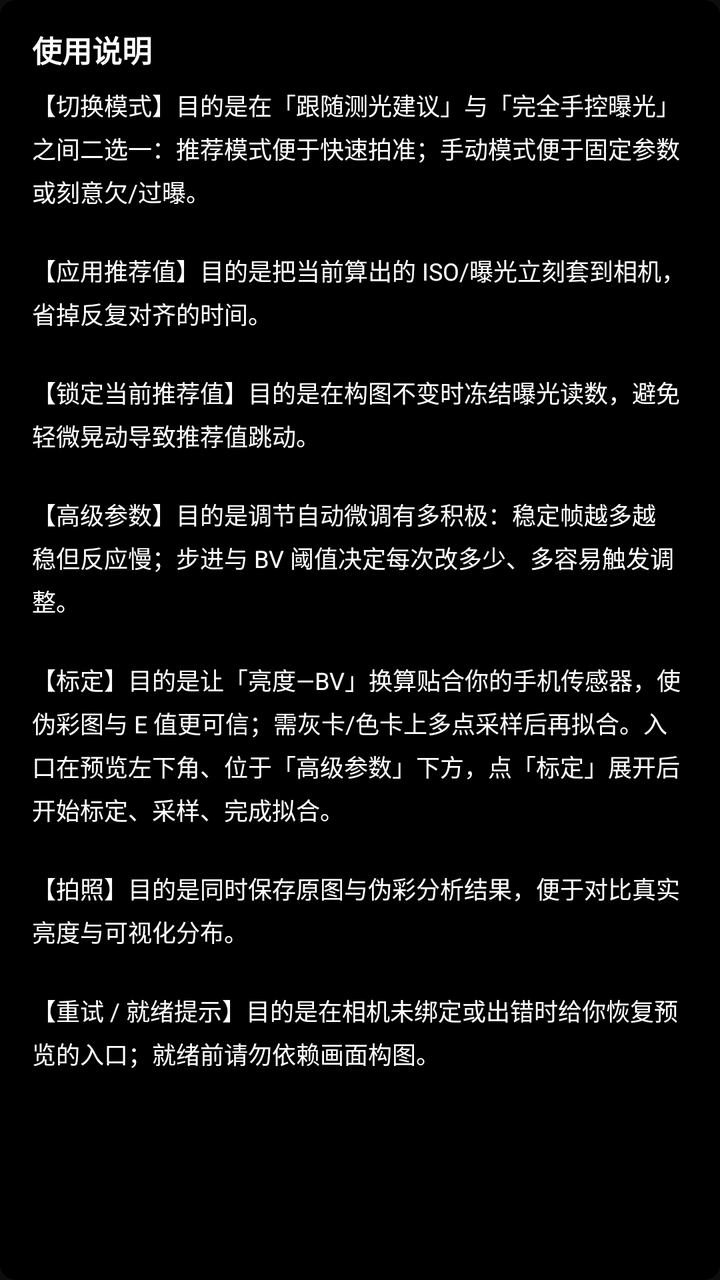
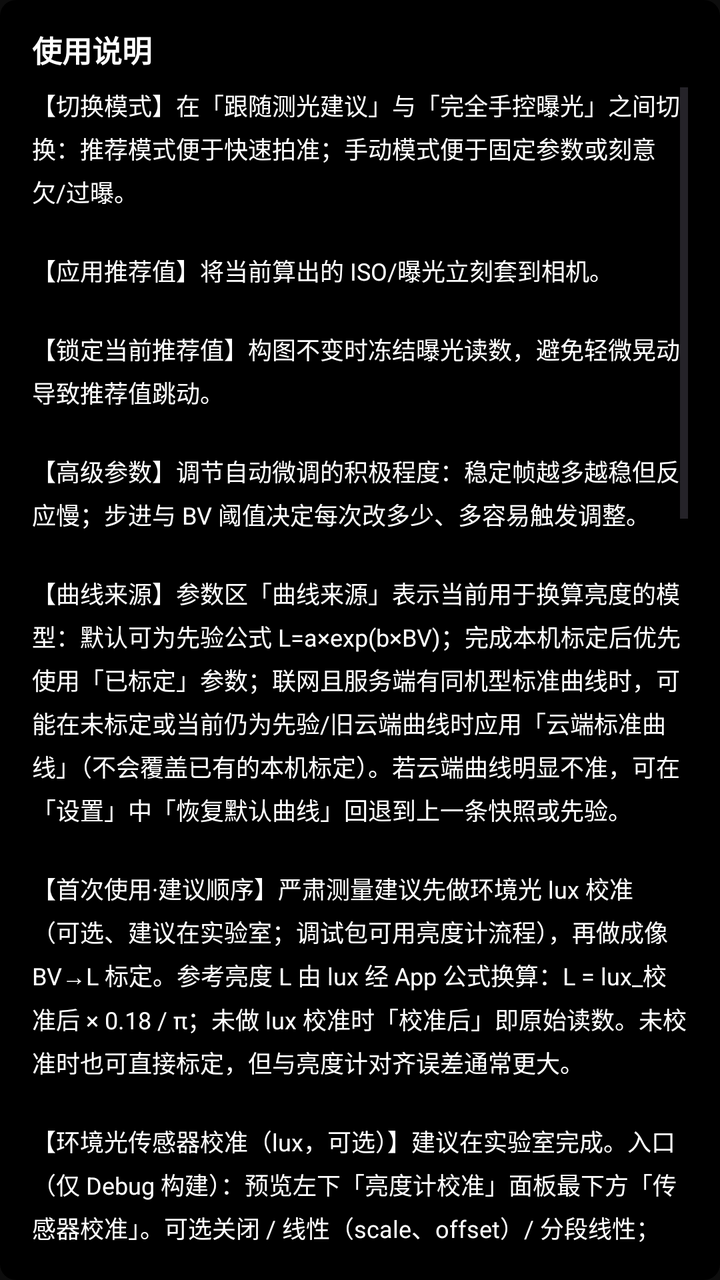

An Android layout rendered at two revisions. The XML below is the earlier revision; the diff shows what the commit changed to produce the second picture.
<!-- AndroidManifest.xml: application theme Theme.MyApplication -->
<!-- res/layout/dialog_user_help.xml -->
<?xml version="1.0" encoding="utf-8"?>
<LinearLayout xmlns:android="http://schemas.android.com/apk/res/android"
    android:layout_width="match_parent"
    android:layout_height="wrap_content"
    android:background="@drawable/bg_user_help_card"
    android:orientation="vertical"
    android:paddingStart="16dp"
    android:paddingTop="14dp"
    android:paddingEnd="16dp"
    android:paddingBottom="12dp">

    <TextView
        android:layout_width="match_parent"
        android:layout_height="wrap_content"
        android:includeFontPadding="false"
        android:paddingBottom="8dp"
        android:text="@string/user_help_title"
        android:textColor="@color/white"
        android:textSize="15sp"
        android:textStyle="bold" />

    <ScrollView
        android:layout_width="match_parent"
        android:layout_height="wrap_content"
        android:maxHeight="400dp"
        android:overScrollMode="ifContentScrolls"
        android:scrollbars="vertical">

        <TextView
            android:id="@+id/tv_user_help_body"
            android:layout_width="match_parent"
            android:layout_height="wrap_content"
            android:lineSpacingMultiplier="1.25"
            android:text="@string/user_help_body"
            android:textColor="@color/white"
            android:textSize="12sp" />
    </ScrollView>
</LinearLayout>
<!-- resources referenced by this layout -->
<resources>
  <color name="white">#FFFFFFFF</color>
  <!-- drawable bg_user_help_card (drawable) -->
  <?xml version="1.0" encoding="utf-8"?>
  <shape xmlns:android="http://schemas.android.com/apk/res/android"
      android:shape="rectangle">
      <solid android:color="#FF000000" />
      <corners android:radius="8dp" />
  </shape>
  <string name="user_help_body">【切换模式】目的是在「跟随测光建议」与「完全手控曝光」之间二选一：推荐模式便于快速拍准；手动模式便于固定参数或刻意欠/过曝。\n\n【应用推荐值】目的是把当前算出的 ISO/曝光立刻套到相机，省掉反复对齐的时间。\n\n【锁定当前推荐值】目的是在构图不变时冻结曝光读数，避免轻微晃动导致推荐值跳动。\n\n【高级参数】目的是调节自动微调有多积极：稳定帧越多越稳但反应慢；步进与 BV 阈值决定每次改多少、多容易触发调整。\n\n【标定】目的是让「亮度—BV」换算贴合你的手机传感器，使伪彩图与 E 值更可信；需灰卡/色卡上多点采样后再拟合。入口在预览左下角、位于「高级参数」下方，点「标定」展开后开始标定、采样、完成拟合。\n\n【拍照】目的是同时保存原图与伪彩分析结果，便于对比真实亮度与可视化分布。\n\n【重试 / 就绪提示】目的是在相机未绑定或出错时给你恢复预览的入口；就绪前请勿依赖画面构图。</string>
  <string name="user_help_title">使用说明</string>
  <style name="Theme.MyApplication" parent="Base.Theme.MyApplication" />
  <style name="Base.Theme.MyApplication" parent="Theme.Material3.DayNight.NoActionBar">
          
          <item name="colorPrimary">@color/theme_control_gray</item>
          <item name="colorOnPrimary">@color/text_primary</item>
          <item name="colorPrimaryContainer">@color/bg_card</item>
          <item name="colorOnPrimaryContainer">@color/text_primary</item>
          <item name="colorSecondary">@color/theme_control_gray</item>
          <item name="colorSurface">@color/bg_panel</item>
          <item name="android:colorBackground">@color/bg_root</item>
          <item name="android:statusBarColor">@color/bg_root</item>
          <item name="android:navigationBarColor">@color/bg_root</item>
          <item name="colorControlHighlight">#33FFFFFF</item>
      </style>
  <color name="theme_control_gray">#3A3A3C</color>
  <color name="text_primary">#FFFFFF</color>
  <color name="bg_card">#2C2C2E</color>
  <color name="bg_panel">#1C1C1E</color>
  <color name="bg_root">#0D0D0D</color>
</resources>

<!-- the commit's change to res/layout/dialog_user_help.xml (unified diff, before → after) -->
@@ -22,7 +22,7 @@
     <ScrollView
         android:layout_width="match_parent"
         android:layout_height="wrap_content"
-        android:maxHeight="400dp"
+        android:maxHeight="480dp"
         android:overScrollMode="ifContentScrolls"
         android:scrollbars="vertical">
 
<!-- resource entries referenced after the edit -->
@@ -8,7 +8,7 @@
       <solid android:color="#FF000000" />
       <corners android:radius="8dp" />
   </shape>
-  <string name="user_help_body">【切换模式】目的是在「跟随测光建议」与「完全手控曝光」之间二选一：推荐模式便于快速拍准；手动模式便于固定参数或刻意欠/过曝。\n\n【应用推荐值】目的是把当前算出的 ISO/曝光立刻套到相机，省掉反复对齐的时间。\n\n【锁定当前推荐值】目的是在构图不变时冻结曝光读数，避免轻微晃动导致推荐值跳动。\n\n【高级参数】目的是调节自动微调有多积极：稳定帧越多越稳但反应慢；步进与 BV 阈值决定每次改多少、多容易触发调整。\n\n【标定】目的是让「亮度—BV」换算贴合你的手机传感器，使伪彩图与 E 值更可信；需灰卡/色卡上多点采样后再拟合。入口在预览左下角、位于「高级参数」下方，点「标定」展开后开始标定、采样、完成拟合。\n\n【拍照】目的是同时保存原图与伪彩分析结果，便于对比真实亮度与可视化分布。\n\n【重试 / 就绪提示】目的是在相机未绑定或出错时给你恢复预览的入口；就绪前请勿依赖画面构图。</string>
+  <string name="user_help_body" formatted="false">【切换模式】在「跟随测光建议」与「完全手控曝光」之间切换：推荐模式便于快速拍准；手动模式便于固定参数或刻意欠/过曝。\n\n【应用推荐值】将当前算出的 ISO/曝光立刻套到相机。\n\n【锁定当前推荐值】构图不变时冻结曝光读数，避免轻微晃动导致推荐值跳动。\n\n【高级参数】调节自动微调的积极程度：稳定帧越多越稳但反应慢；步进与 BV 阈值决定每次改多少、多容易触发调整。\n\n【曲线来源】参数区「曲线来源」表示当前用于换算亮度的模型：默认可为先验公式 L=a×exp(b×BV)；完成本机标定后优先使用「已标定」参数；联网且服务端有同机型标准曲线时，可能在未标定或当前仍为先验/旧云端曲线时应用「云端标准曲线」（不会覆盖已有的本机标定）。若云端曲线明显不准，可在「设置」中「恢复默认曲线」回退到上一条快照或先验。\n\n【首次使用·建议顺序】严肃测量建议先做环境光 lux 校准（可选、建议在实验室；调试包可用亮度计流程），再做成像 BV→L 标定。参考亮度 L 由 lux 经 App 公式换算：L = lux_校准后 × 0.18 / π；未做 lux 校准时「校准后」即原始读数。未校准时也可直接标定，但与亮度计对齐误差通常更大。\n\n【环境光传感器校准（lux，可选）】建议在实验室完成。入口（仅 Debug 构建）：预览左下「亮度计校准」面板最下方「传感器校准」。可选关闭 / 线性（scale、offset）/ 分段线性；「应用推荐参数」需先在亮度计流程中算出推荐；「保存并应用」后，照度与标定流程使用的 lux 均为校准后数值。\n\n【亮度计校准与验证（仅 Debug）】在「亮度计校准」面板可向 CSV 追加原始 lux、亮度计、App 亮度等；有效数据不少于 3 组后可「计算校准参数」（含 2σ 异常点提示），结果可写入传感器校准或在传感器校准页「应用推荐参数」后再保存。训练与验证须分开：在传感器校准页「验证校准效果」于新场景采集 5～10 组，查看报告并可导出 CSV。\n\n【响应曲线标定（BV→L）】入口：预览左下「标定 ▾」→「开始标定」→ 多次「采样」→「完成拟合」。参考 L 来自环境光链路；lux 校准越可靠，参考 L 越接近物理亮度。\n\n【标定·准备】18% 中性灰卡；均匀漫射光、避免直射机身环境光传感器与卡面强反光；手机尽量固定；每次改变光照后等待约 2～3 秒，lux 稳定后再采样。亦可用另一台设备全屏显示灰卡图作权宜（须固定对方屏幕亮度）。\n\n【标定·多组采样】至少 8 组且覆盖暗、中、亮多级，BV 与照度跨度越大通常越可靠。经验参考（以本机照度与画面为准）：暗部约 5～20 lux（BV 约 -3～0）、中灰约 50～200 lux（BV 约 1～4）、高光约 500～2000 lux（BV 约 5～9）。每组：调好光 → 灰卡置于画面中央约占 1/4～1/3、尽量与镜头平行 → 稳定后点「采样」→ 改变光照或曝光后重复。\n\n【实验室数据采集规范】灰卡充满画面中心约 1/3；三脚架固定；每次采样前等待约 2 秒让传感器与曝光稳定；避免光源直射环境光传感器；建议按亮度级别采集约 12～15 组（极暗至极亮）。\n\n【拍照】同时保存原图与伪彩分析图，便于对比真实亮度与可视化分布。\n\n【左上角角标】第一行为 E 值；其下为实时中心亮度 L（cd/m²，由当前活动曲线与画面中心 ROI 估算）；再下为「状态: …」。需恢复相机时，「状态」同行右侧可出现「重试」。未就绪时可见全屏「相机启动中…」。\n\n【导出伪彩图】左侧文字与界面统计一致：平均 RGB、灰度与中心 DN、EXIF BV、标定曲线公式（L 与 BV）、R²、来源（本机标定日期 / 先验 / 云端说明）、中心亮度 L。\n\n【设置与其他】可开启「数据分享」、仅 Wi-Fi 自动上传、手动「立即上传」、恢复默认曲线、重置分享授权；上传仅为匿名标定摘要（详见应用内隐私说明）。仅 Debug 包在设置中提供「后台数据统计」（图表、CSV/JSON 导出、2σ 标记等，供演示），Release 无此入口。</string>
   <string name="user_help_title">使用说明</string>
   <style name="Theme.MyApplication" parent="Base.Theme.MyApplication" />
   <style name="Base.Theme.MyApplication" parent="Theme.Material3.DayNight.NoActionBar">
